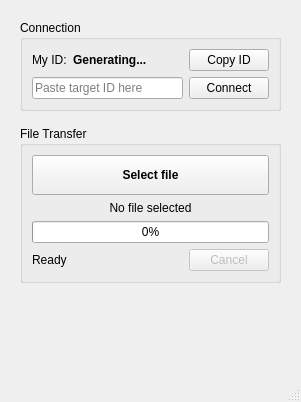
First picture: the form in mainwindow.ui, repository miikeGit/P2PClient, before the edit.
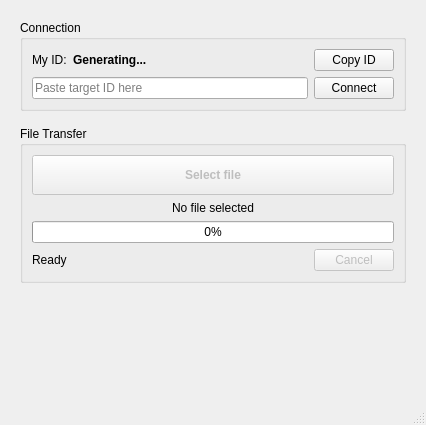
Second picture: the form after the edit.

Commit message: send file button disabled while no connection is present

Patch:
```diff
--- a/mainwindow.ui
+++ b/mainwindow.ui
@@ -6,8 +6,8 @@
    <rect>
     <x>0</x>
     <y>0</y>
-    <width>301</width>
-    <height>402</height>
+    <width>426</width>
+    <height>425</height>
    </rect>
   </property>
   <property name="windowTitle">
@@ -111,6 +111,9 @@
       <layout class="QVBoxLayout" name="verticalLayout_trans">
        <item>
         <widget class="QPushButton" name="sendFileButton">
+         <property name="enabled">
+          <bool>false</bool>
+         </property>
          <property name="minimumSize">
           <size>
            <width>0</width>
```
The commit also changes 1 other file.
